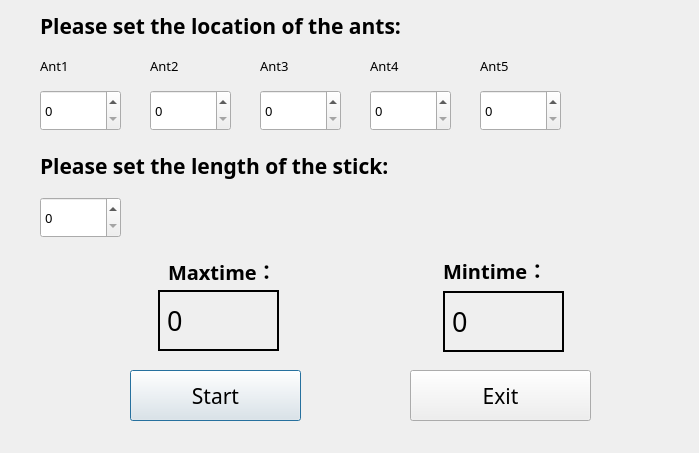
Old version of the form QT Lab01 1712 AntsCreepingGames/window.ui in the repository whitfield-lyx/ECNU-OOAD-Lab1-1712-AntsCreepiongGame.
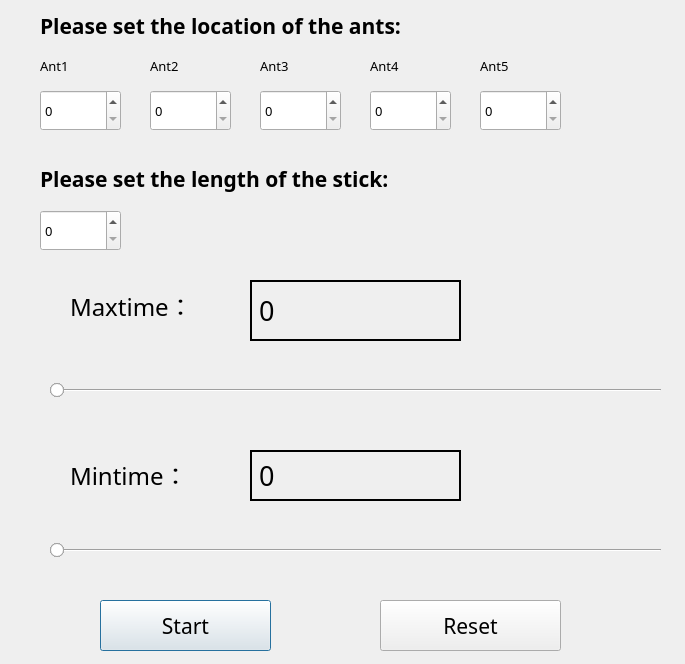
New version of the form.

What changed in the file:
```diff
--- a/QT Lab01 1712 AntsCreepingGames/window.ui
+++ b/QT Lab01 1712 AntsCreepingGames/window.ui
@@ -9,8 +9,8 @@
    <rect>
     <x>0</x>
     <y>0</y>
-    <width>699</width>
-    <height>453</height>
+    <width>685</width>
+    <height>664</height>
    </rect>
   </property>
   <property name="contextMenuPolicy">
@@ -299,18 +299,18 @@
    </property>
    <property name="geometry">
     <rect>
-     <x>168</x>
-     <y>250</y>
-     <width>111</width>
-     <height>41</height>
+     <x>70</x>
+     <y>280</y>
+     <width>131</width>
+     <height>51</height>
     </rect>
    </property>
    <property name="font">
     <font>
      <family>Aa元气满满</family>
-     <pointsize>15</pointsize>
-     <weight>75</weight>
-     <bold>true</bold>
+     <pointsize>18</pointsize>
+     <weight>50</weight>
+     <bold>false</bold>
     </font>
    </property>
    <property name="text">
@@ -323,18 +323,18 @@
    </property>
    <property name="geometry">
     <rect>
-     <x>443</x>
-     <y>250</y>
-     <width>111</width>
-     <height>40</height>
+     <x>70</x>
+     <y>449</y>
+     <width>121</width>
+     <height>51</height>
     </rect>
    </property>
    <property name="font">
     <font>
      <family>Aa元气满满</family>
-     <pointsize>15</pointsize>
-     <weight>75</weight>
-     <bold>true</bold>
+     <pointsize>18</pointsize>
+     <weight>50</weight>
+     <bold>false</bold>
     </font>
    </property>
    <property name="text">
@@ -347,9 +347,9 @@
    </property>
    <property name="geometry">
     <rect>
-     <x>158</x>
-     <y>290</y>
-     <width>121</width>
+     <x>250</x>
+     <y>280</y>
+     <width>211</width>
      <height>61</height>
     </rect>
    </property>
@@ -390,10 +390,10 @@
    </property>
    <property name="geometry">
     <rect>
-     <x>443</x>
-     <y>291</y>
-     <width>121</width>
-     <height>61</height>
+     <x>250</x>
+     <y>450</y>
+     <width>211</width>
+     <height>51</height>
     </rect>
    </property>
    <property name="font">
@@ -431,8 +431,8 @@
    </property>
    <property name="geometry">
     <rect>
-     <x>130</x>
-     <y>370</y>
+     <x>100</x>
+     <y>600</y>
      <width>171</width>
      <height>51</height>
     </rect>
@@ -453,8 +453,8 @@
    </property>
    <property name="geometry">
     <rect>
-     <x>410</x>
-     <y>370</y>
+     <x>380</x>
+     <y>600</y>
      <width>181</width>
      <height>51</height>
     </rect>
@@ -466,7 +466,7 @@
     </font>
    </property>
    <property name="text">
-    <string>Exit</string>
+    <string>Reset</string>
    </property>
   </widget>
   <widget class="QLabel" name="setLengthLabel">
@@ -476,7 +476,7 @@
    <property name="geometry">
     <rect>
      <x>40</x>
-     <y>150</y>
+     <y>163</y>
      <width>551</width>
      <height>31</height>
     </rect>
@@ -500,7 +500,7 @@
    <property name="geometry">
     <rect>
      <x>40</x>
-     <y>197</y>
+     <y>210</y>
      <width>81</width>
      <height>41</height>
     </rect>
@@ -518,6 +518,252 @@
     <number>9999</number>
    </property>
   </widget>
+  <widget class="Line" name="line">
+   <property name="geometry">
+    <rect>
+     <x>50</x>
+     <y>380</y>
+     <width>611</width>
+     <height>20</height>
+    </rect>
+   </property>
+   <property name="orientation">
+    <enum>Qt::Horizontal</enum>
+   </property>
+  </widget>
+  <widget class="Line" name="line_2">
+   <property name="geometry">
+    <rect>
+     <x>50</x>
+     <y>540</y>
+     <width>611</width>
+     <height>20</height>
+    </rect>
+   </property>
+   <property name="orientation">
+    <enum>Qt::Horizontal</enum>
+   </property>
+  </widget>
+  <widget class="QRadioButton" name="MaxAnt1">
+   <property name="geometry">
+    <rect>
+     <x>50</x>
+     <y>380</y>
+     <width>21</width>
+     <height>21</height>
+    </rect>
+   </property>
+   <property name="mouseTracking">
+    <bool>false</bool>
+   </property>
+   <property name="text">
+    <string/>
+   </property>
+   <property name="iconSize">
+    <size>
+     <width>30</width>
+     <height>30</height>
+    </size>
+   </property>
+  </widget>
+  <widget class="QRadioButton" name="MaxAnt2">
+   <property name="geometry">
+    <rect>
+     <x>50</x>
+     <y>380</y>
+     <width>21</width>
+     <height>21</height>
+    </rect>
+   </property>
+   <property name="mouseTracking">
+    <bool>false</bool>
+   </property>
+   <property name="text">
+    <string/>
+   </property>
+   <property name="iconSize">
+    <size>
+     <width>30</width>
+     <height>30</height>
+    </size>
+   </property>
+  </widget>
+  <widget class="QRadioButton" name="MaxAnt3">
+   <property name="geometry">
+    <rect>
+     <x>50</x>
+     <y>380</y>
+     <width>21</width>
+     <height>21</height>
+    </rect>
+   </property>
+   <property name="mouseTracking">
+    <bool>false</bool>
+   </property>
+   <property name="text">
+    <string/>
+   </property>
+   <property name="iconSize">
+    <size>
+     <width>30</width>
+     <height>30</height>
+    </size>
+   </property>
+  </widget>
+  <widget class="QRadioButton" name="MaxAnt4">
+   <property name="geometry">
+    <rect>
+     <x>50</x>
+     <y>380</y>
+     <width>21</width>
+     <height>21</height>
+    </rect>
+   </property>
+   <property name="mouseTracking">
+    <bool>false</bool>
+   </property>
+   <property name="text">
+    <string/>
+   </property>
+   <property name="iconSize">
+    <size>
+     <width>30</width>
+     <height>30</height>
+    </size>
+   </property>
+  </widget>
+  <widget class="QRadioButton" name="MaxAnt5">
+   <property name="geometry">
+    <rect>
+     <x>50</x>
+     <y>380</y>
+     <width>21</width>
+     <height>21</height>
+    </rect>
+   </property>
+   <property name="mouseTracking">
+    <bool>false</bool>
+   </property>
+   <property name="text">
+    <string/>
+   </property>
+   <property name="iconSize">
+    <size>
+     <width>30</width>
+     <height>30</height>
+    </size>
+   </property>
+  </widget>
+  <widget class="QRadioButton" name="MinAnt3">
+   <property name="geometry">
+    <rect>
+     <x>50</x>
+     <y>540</y>
+     <width>21</width>
+     <height>21</height>
+    </rect>
+   </property>
+   <property name="mouseTracking">
+    <bool>false</bool>
+   </property>
+   <property name="text">
+    <string/>
+   </property>
+   <property name="iconSize">
+    <size>
+     <width>30</width>
+     <height>30</height>
+    </size>
+   </property>
+  </widget>
+  <widget class="QRadioButton" name="MinAnt1">
+   <property name="geometry">
+    <rect>
+     <x>50</x>
+     <y>540</y>
+     <width>21</width>
+     <height>21</height>
+    </rect>
+   </property>
+   <property name="mouseTracking">
+    <bool>false</bool>
+   </property>
+   <property name="text">
+    <string/>
+   </property>
+   <property name="iconSize">
+    <size>
+     <width>30</width>
+     <height>30</height>
+    </size>
+   </property>
+  </widget>
+  <widget class="QRadioButton" name="MinAnt2">
+   <property name="geometry">
+    <rect>
+     <x>50</x>
+     <y>540</y>
+     <width>21</width>
+     <height>21</height>
+    </rect>
+   </property>
+   <property name="mouseTracking">
+    <bool>false</bool>
+   </property>
+   <property name="text">
+    <string/>
+   </property>
+   <property name="iconSize">
+    <size>
+     <width>30</width>
+     <height>30</height>
+    </size>
+   </property>
+  </widget>
+  <widget class="QRadioButton" name="MinAnt4">
+   <property name="geometry">
+    <rect>
+     <x>50</x>
+     <y>540</y>
+     <width>21</width>
+     <height>21</height>
+    </rect>
+   </property>
+   <property name="mouseTracking">
+    <bool>false</bool>
+   </property>
+   <property name="text">
+    <string/>
+   </property>
+   <property name="iconSize">
+    <size>
+     <width>30</width>
+     <height>30</height>
+    </size>
+   </property>
+  </widget>
+  <widget class="QRadioButton" name="MinAnt5">
+   <property name="geometry">
+    <rect>
+     <x>50</x>
+     <y>540</y>
+     <width>21</width>
+     <height>21</height>
+    </rect>
+   </property>
+   <property name="mouseTracking">
+    <bool>false</bool>
+   </property>
+   <property name="text">
+    <string/>
+   </property>
+   <property name="iconSize">
+    <size>
+     <width>30</width>
+     <height>30</height>
+    </size>
+   </property>
+  </widget>
  </widget>
  <resources/>
  <connections/>
```
Left out of the diff: 68 changed lines with no effect on the pictures.
